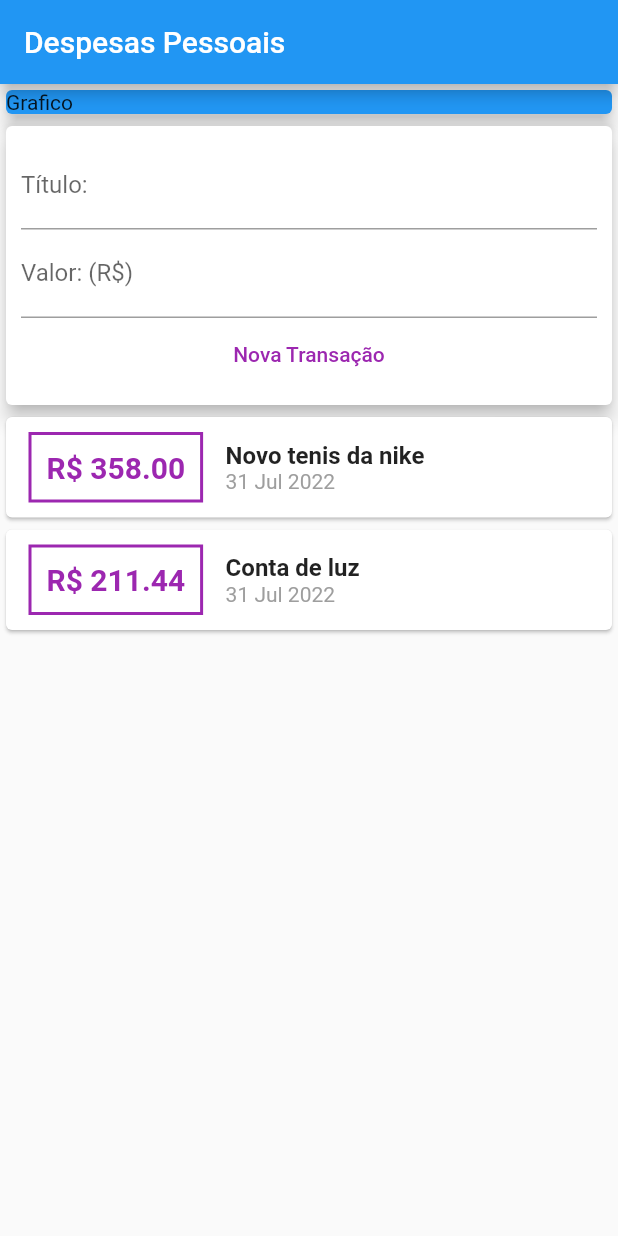
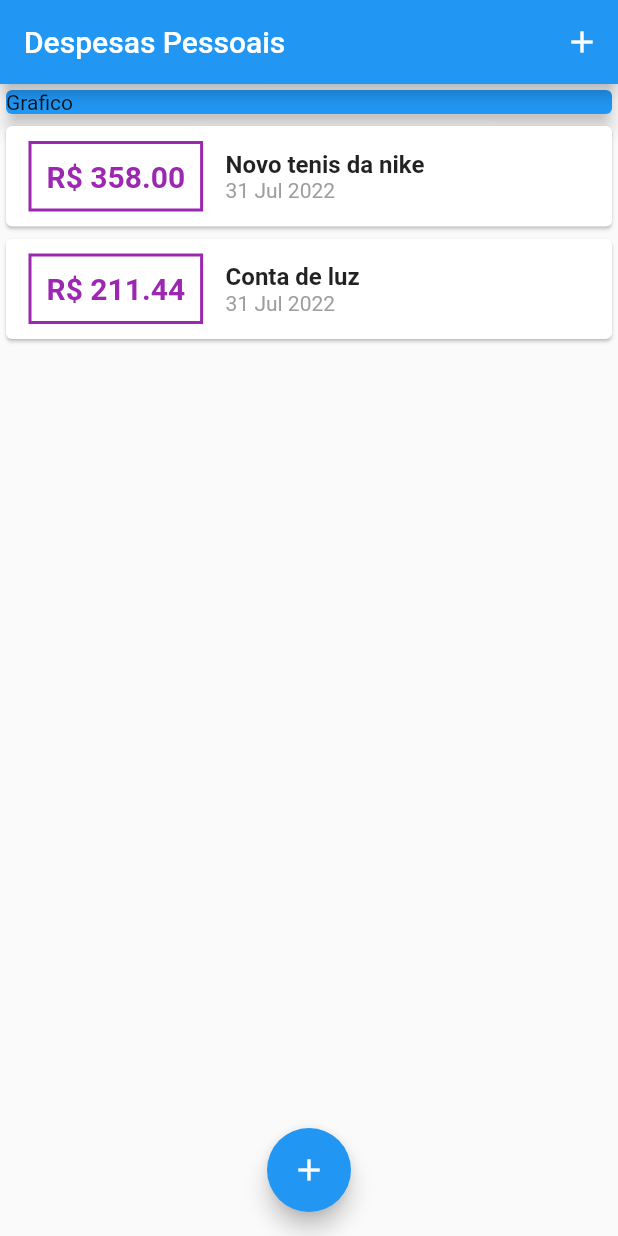
Before and after one commit to FabianoSouzaPereira/expenses, a Flutter app: the screen it shows after launch, on a phone screen of 412 x 824 dp. Run offline on Flutter 3.47's test engine with Material 2 defaults, Android fonts, the phone set to English and light mode, and no system bars.

Commit message:
exclude transation_User

```diff
--- a/lib/components/transaction_form.dart
+++ b/lib/components/transaction_form.dart
@@ -4,8 +4,9 @@ class TransactionForm extends StatelessWidget {
   final titleContoller = TextEditingController();
   final valueController = TextEditingController();
 
-  final void Function(String, double) onSubmit;
-  TransactionForm(this.onSubmit);
+  late final void Function(String, double) onSubmit;
+
+  //TransactionForm(this.onSubmit);
 
   _submitForm() {
     final title = titleContoller.text;
--- a/lib/components/transation_user.dart
+++ /dev/null
@@ -1,48 +0,0 @@
-import 'dart:math';
-
-import 'package:flutter/material.dart';
-import '../models/transaction.dart';
-import 'package:expenses/components/transaction_Form.dart';
-import 'package:expenses/components/transaction_List.dart';
-
-class TransationUser extends StatefulWidget {
-  TransationUser({Key? key}) : super(key: key);
-
-  @override
-  State<TransationUser> createState() => _TransationUserState();
-}
-
-class _TransationUserState extends State<TransationUser> {
-  final _transactions = [
-    Transaction(
-        id: 't1',
-        title: 'Novo tenis da nike',
-        value: 358.00,
-        date: DateTime.now()),
-    Transaction(
-        id: 't2', title: 'Conta de luz', value: 211.44, date: DateTime.now()),
-  ];
-
-  _addTransaction(String title, double value) {
-    final newTransaction = Transaction(
-      id: Random().nextDouble().toString(),
-      title: title,
-      value: value,
-      date: DateTime.now(),
-    );
-
-    setState(() {
-      _transactions.add(newTransaction);
-    });
-  }
-
-  @override
-  Widget build(BuildContext context) {
-    return Column(
-      children: [
-        TransactionForm(_addTransaction),
-        TransactionList(_transactions),
-      ],
-    );
-  }
-}
--- a/lib/main.dart
+++ b/lib/main.dart
@@ -1,5 +1,9 @@
-import 'package:expenses/components/transation_user.dart';
+import 'package:expenses/components/transaction_Form.dart';
 import 'package:flutter/material.dart';
+import 'components/transaction_List.dart';
+import 'components/transaction_Form.dart';
+import 'models/transaction.dart';
+import 'dart:math';
 
 main() => runApp(const ExpensesApp());
 
@@ -12,15 +16,57 @@ class ExpensesApp extends StatelessWidget {
   }
 }
 
-// ignore: must_be_immutable
-class MyHomePage extends StatelessWidget {
-  MyHomePage({Key? key}) : super(key: key);
+class MyHomePage extends StatefulWidget {
+  // MyHomePage({Key? key}) : super(key: key);
+
+  @override
+  State<MyHomePage> createState() => _MyHomePageState();
+}
+
+class _MyHomePageState extends State<MyHomePage> {
+  final _transactions = [
+    Transaction(
+        id: 't1',
+        title: 'Novo tenis da nike',
+        value: 358.00,
+        date: DateTime.now()),
+    Transaction(
+        id: 't2', title: 'Conta de luz', value: 211.44, date: DateTime.now()),
+  ];
+
+  _addTransaction(String title, double value) {
+    final newTransaction = Transaction(
+      id: Random().nextDouble().toString(),
+      title: title,
+      value: value,
+      date: DateTime.now(),
+    );
+
+    setState(() {
+      _transactions.add(newTransaction);
+    });
+  }
+
+  _openTransactionFormModal(BuildContext context) {
+    showModalBottomSheet(
+      context: context,
+      builder: (ctx) {
+        return TransactionForm();
+      },
+    );
+  }
 
   @override
   Widget build(BuildContext context) {
     return Scaffold(
       appBar: AppBar(
         title: const Text('Despesas Pessoais'),
+        actions: <Widget>[
+          IconButton(
+            onPressed: () => _openTransactionFormModal(context),
+            icon: const Icon(Icons.add),
+          )
+        ],
       ),
       body: SingleChildScrollView(
         child: Column(
@@ -34,10 +80,15 @@ class MyHomePage extends StatelessWidget {
                 child: Text('Grafico'),
               ),
             ),
-            TransationUser(),
+            TransactionList(_transactions),
           ],
         ),
       ),
+      floatingActionButton: FloatingActionButton(
+        child: const Icon(Icons.add),
+        onPressed: () => _openTransactionFormModal(context),
+      ),
+      floatingActionButtonLocation: FloatingActionButtonLocation.centerFloat,
     );
   }
 }
```
